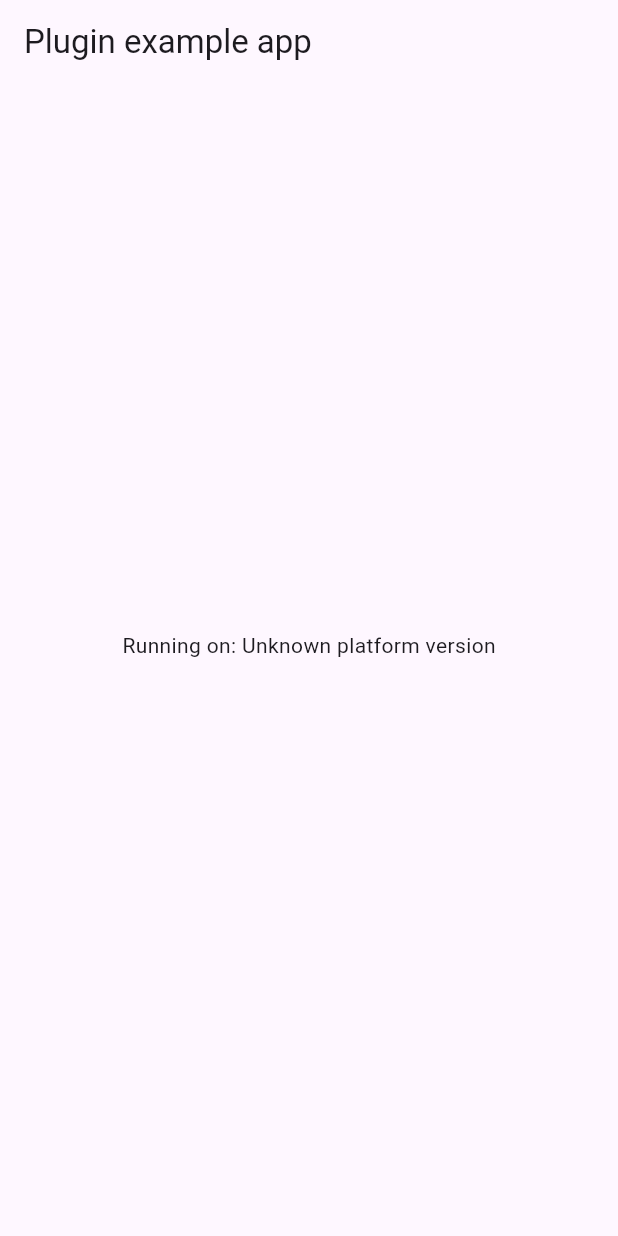
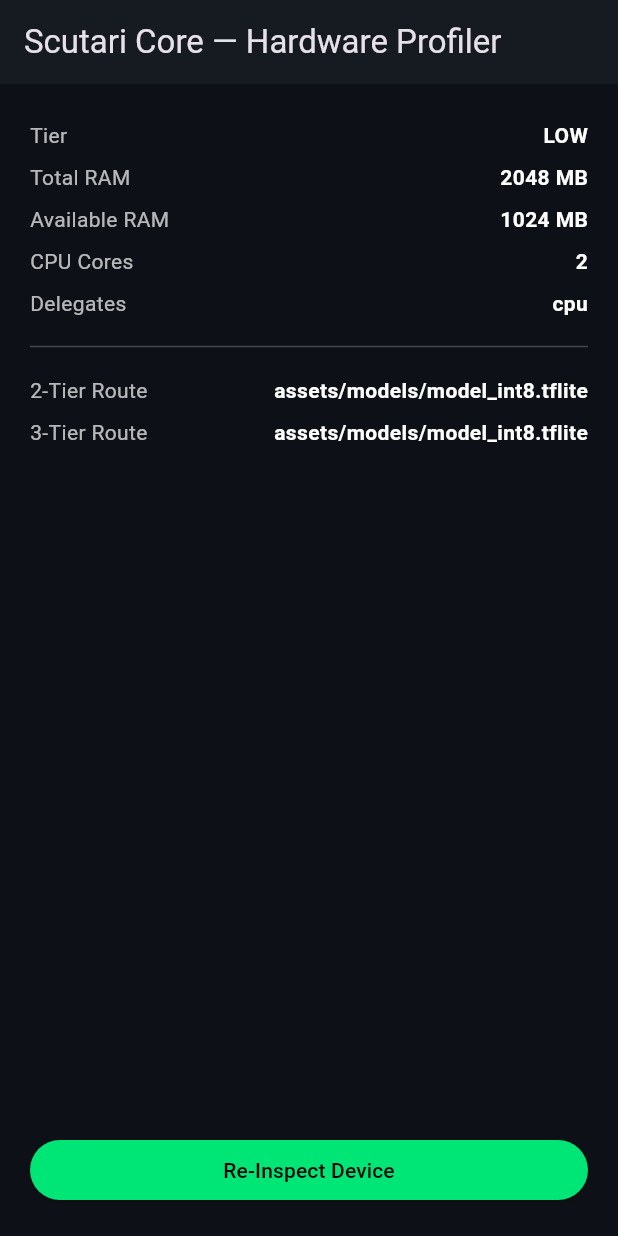
Before and after one commit to ScutariLabs/scutari_core, a Flutter app: the screen it shows after launch, on a phone screen of 412 x 824 dp. Run offline on Flutter 3.47's test engine with Material 3 defaults, Android fonts, the phone set to English and light mode, and no system bars; our stand-ins replace plugin_platform_interface; accounts and stored records are empty.

Commit message:
feat(core): implement Module 01 Hardware Profiler and Model Router (MIT)

```diff
--- a/example/lib/main.dart
+++ b/example/lib/main.dart
@@ -1,58 +1,119 @@
 import 'package:flutter/material.dart';
-import 'dart:async';
-
-import 'package:flutter/services.dart';
 import 'package:scutari_core/scutari_core.dart';
 
-void main() {
-  runApp(const MyApp());
+void main() => runApp(const ScutariCoreExampleApp());
+
+class ScutariCoreExampleApp extends StatelessWidget {
+  const ScutariCoreExampleApp({super.key});
+
+  @override
+  Widget build(BuildContext context) {
+    return MaterialApp(
+      debugShowCheckedModeBanner: false,
+      title: 'Scutari Core Demo',
+      theme: ThemeData.dark().copyWith(
+        scaffoldBackgroundColor: const Color(0xFF0D1117),
+      ),
+      home: const ProfilerScreen(),
+    );
+  }
 }
 
-class MyApp extends StatefulWidget {
-  const MyApp({super.key});
+class ProfilerScreen extends StatefulWidget {
+  const ProfilerScreen({super.key});
 
   @override
-  State<MyApp> createState() => _MyAppState();
+  State<ProfilerScreen> createState() => _ProfilerScreenState();
 }
 
-class _MyAppState extends State<MyApp> {
-  String _platformVersion = 'Unknown';
-  final _scutariCorePlugin = ScutariCore();
+class _ProfilerScreenState extends State<ProfilerScreen> {
+  HardwareProfile? _profile;
+  String? _routedModel2Tier;
+  String? _routedModel3Tier;
+  bool _isLoading = false;
 
   @override
   void initState() {
     super.initState();
-    initPlatformState();
+    _runProfiling();
   }
 
-  // Platform messages are asynchronous, so we initialize in an async method.
-  Future<void> initPlatformState() async {
-    String platformVersion;
-    // Platform messages may fail, so we use a try/catch PlatformException.
-    // We also handle the message potentially returning null.
+  Future<void> _runProfiling() async {
+    setState(() => _isLoading = true);
     try {
-      platformVersion =
-          await _scutariCorePlugin.getPlatformVersion() ?? 'Unknown platform version';
-    } on PlatformException {
-      platformVersion = 'Failed to get platform version.';
+      final profile = await ScutariProfiler.inspectDevice();
+      final r2 = ScutariProfiler.routeModel(
+        profile: profile,
+        lowTierModelPath: 'assets/models/model_int8.tflite',
+        highTierModelPath: 'assets/models/model_fp16.tflite',
+      );
+      final r3 = ScutariProfiler.routeModel(
+        profile: profile,
+        lowTierModelPath: 'assets/models/model_int8.tflite',
+        midTierModelPath: 'assets/models/model_fp16.tflite',
+        highTierModelPath: 'assets/models/model_fp32.tflite',
+      );
+      if (mounted) {
+        setState(() {
+          _profile = profile;
+          _routedModel2Tier = r2;
+          _routedModel3Tier = r3;
+          _isLoading = false;
+        });
+      }
+    } catch (_) {
+      if (mounted) setState(() => _isLoading = false);
     }
-
-    // If the widget was removed from the tree while the asynchronous platform
-    // message was in flight, we want to discard the reply rather than calling
-    // setState to update our non-existent appearance.
-    if (!mounted) return;
-
-    setState(() {
-      _platformVersion = platformVersion;
-    });
   }
 
   @override
   Widget build(BuildContext context) {
-    return MaterialApp(
-      home: Scaffold(
-        appBar: AppBar(title: const Text('Plugin example app')),
-        body: Center(child: Text('Running on: $_platformVersion\n')),
+    return Scaffold(
+      appBar: AppBar(
+        title: const Text('Scutari Core — Hardware Profiler'),
+        backgroundColor: const Color(0xFF161B22),
+      ),
+      body: Padding(
+        padding: const EdgeInsets.all(20),
+        child: Column(
+          crossAxisAlignment: CrossAxisAlignment.stretch,
+          children: [
+            if (_isLoading)
+              const Center(child: CircularProgressIndicator())
+            else if (_profile != null) ...[
+              _row('Tier', _profile!.tier.name.toUpperCase()),
+              _row('Total RAM', '${_profile!.totalRamMb} MB'),
+              _row('Available RAM', '${_profile!.availableRamMb} MB'),
+              _row('CPU Cores', '${_profile!.cpuCores}'),
+              _row('Delegates', _profile!.supportedDelegates.map((d) => d.name).join(', ')),
+              const Divider(height: 30),
+              _row('2-Tier Route', _routedModel2Tier ?? ''),
+              _row('3-Tier Route', _routedModel3Tier ?? ''),
+            ],
+            const Spacer(),
+            ElevatedButton(
+              style: ElevatedButton.styleFrom(
+                backgroundColor: const Color(0xFF00E676),
+                foregroundColor: Colors.black,
+              ),
+              onPressed: _isLoading ? null : _runProfiling,
+              child: const Text('Re-Inspect Device'),
+            ),
+          ],
+        ),
+      ),
+    );
+  }
+
+  Widget _row(String label, String value) {
+    return Padding(
+      padding: const EdgeInsets.symmetric(vertical: 4),
+      child: Row(
+        mainAxisAlignment: MainAxisAlignment.spaceBetween,
+        children: [
+          Text(label, style: const TextStyle(color: Colors.white70)),
+          Text(value, style: const TextStyle(color: Colors.white, fontWeight: FontWeight.bold)),
+        ],
       ),
     );
   }
```
Also changed, not shown: 2 other files.
